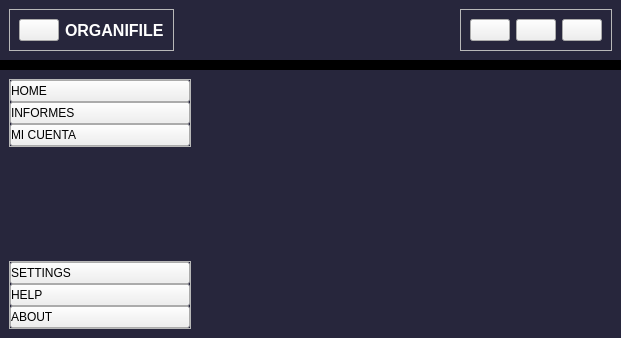
This is code/fer_Ati/menu.ui in Chellus/tp_algoritmos as Qt 5 draws it before an edit. The edited form follows.
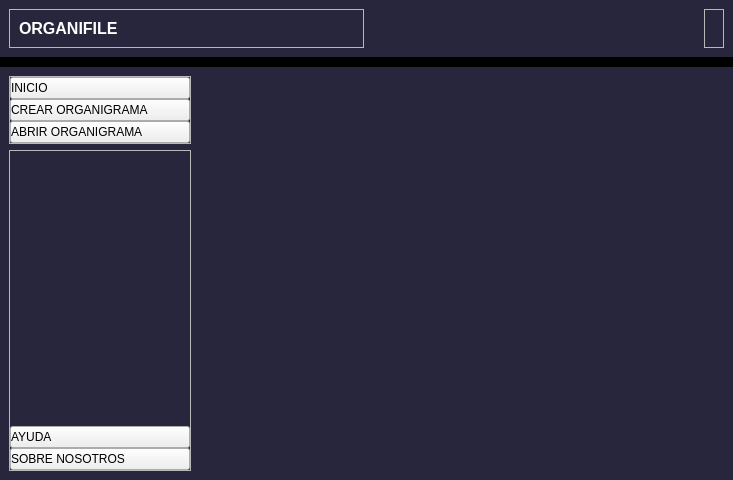
This is the edited form. Icons and pictures are not drawn.

The edit to the form file:
```diff
--- a/code/fer_Ati/menu.ui
+++ b/code/fer_Ati/menu.ui
@@ -6,8 +6,8 @@
    <rect>
     <x>0</x>
     <y>0</y>
-    <width>621</width>
-    <height>338</height>
+    <width>733</width>
+    <height>480</height>
    </rect>
   </property>
   <property name="windowTitle">
@@ -43,7 +43,7 @@
    <item alignment="Qt::AlignTop">
     <widget class="QWidget" name="header" native="true">
      <layout class="QHBoxLayout" name="horizontalLayout">
-      <item alignment="Qt::AlignLeft">
+      <item>
        <widget class="QFrame" name="frame_2">
         <property name="frameShape">
          <enum>QFrame::StyledPanel</enum>
@@ -52,26 +52,6 @@
          <enum>QFrame::Raised</enum>
         </property>
         <layout class="QHBoxLayout" name="horizontalLayout_4">
-         <item alignment="Qt::AlignLeft">
-          <widget class="QPushButton" name="pushButton_4">
-           <property name="cursor">
-            <cursorShape>PointingHandCursor</cursorShape>
-           </property>
-           <property name="text">
-            <string/>
-           </property>
-           <property name="icon">
-            <iconset>
-             <normaloff>../../../../../Downloads/icons8-menú-50.png</normaloff>../../../../../Downloads/icons8-menú-50.png</iconset>
-           </property>
-           <property name="iconSize">
-            <size>
-             <width>24</width>
-             <height>24</height>
-            </size>
-           </property>
-          </widget>
-         </item>
          <item>
           <widget class="QLabel" name="label">
            <property name="font">
@@ -102,50 +82,7 @@
         <property name="frameShadow">
          <enum>QFrame::Raised</enum>
         </property>
-        <layout class="QHBoxLayout" name="horizontalLayout_3">
-         <item>
-          <widget class="QPushButton" name="pushButton_3">
-           <property name="cursor">
-            <cursorShape>PointingHandCursor</cursorShape>
-           </property>
-           <property name="text">
-            <string/>
-           </property>
-           <property name="icon">
-            <iconset>
-             <normaloff>../../../../../Downloads/icons8-ver-archivo-50.png</normaloff>../../../../../Downloads/icons8-ver-archivo-50.png</iconset>
-           </property>
-          </widget>
-         </item>
-         <item>
-          <widget class="QPushButton" name="pushButton_2">
-           <property name="cursor">
-            <cursorShape>PointingHandCursor</cursorShape>
-           </property>
-           <property name="text">
-            <string/>
-           </property>
-           <property name="icon">
-            <iconset>
-             <normaloff>../../../../../Downloads/icons8-campana-100.png</normaloff>../../../../../Downloads/icons8-campana-100.png</iconset>
-           </property>
-          </widget>
-         </item>
-         <item>
-          <widget class="QPushButton" name="pushButton">
-           <property name="cursor">
-            <cursorShape>PointingHandCursor</cursorShape>
-           </property>
-           <property name="text">
-            <string/>
-           </property>
-           <property name="icon">
-            <iconset>
-             <normaloff>../../../../../Downloads/icons8-usuario-50.png</normaloff>../../../../../Downloads/icons8-usuario-50.png</iconset>
-           </property>
-          </widget>
-         </item>
-        </layout>
+        <layout class="QHBoxLayout" name="horizontalLayout_3"/>
        </widget>
       </item>
      </layout>
@@ -231,18 +168,18 @@
                  <property name="cursor">
                   <cursorShape>PointingHandCursor</cursorShape>
                  </property>
+                 <property name="layoutDirection">
+                  <enum>Qt::LeftToRight</enum>
+                 </property>
                  <property name="text">
-                  <string>HOME</string>
+                  <string>INICIO</string>
                  </property>
                 </widget>
                </item>
                <item>
-                <widget class="QPushButton" name="pushButton_6">
-                 <property name="cursor">
-                  <cursorShape>PointingHandCursor</cursorShape>
-                 </property>
+                <widget class="QPushButton" name="pushButton">
                  <property name="text">
-                  <string>INFORMES</string>
+                  <string>CREAR ORGANIGRAMA</string>
                  </property>
                 </widget>
                </item>
@@ -252,26 +189,13 @@
                   <cursorShape>PointingHandCursor</cursorShape>
                  </property>
                  <property name="text">
-                  <string>MI CUENTA</string>
+                  <string>ABRIR ORGANIGRAMA</string>
                  </property>
                 </widget>
                </item>
               </layout>
              </widget>
             </item>
-            <item>
-             <spacer name="verticalSpacer">
-              <property name="orientation">
-               <enum>Qt::Vertical</enum>
-              </property>
-              <property name="sizeHint" stdset="0">
-               <size>
-                <width>20</width>
-                <height>40</height>
-               </size>
-              </property>
-             </spacer>
-            </item>
             <item>
              <widget class="QFrame" name="frame_4">
               <property name="frameShape">
@@ -297,14 +221,17 @@
                 <number>0</number>
                </property>
                <item>
-                <widget class="QPushButton" name="pushButton_8">
-                 <property name="cursor">
-                  <cursorShape>PointingHandCursor</cursorShape>
+                <spacer name="verticalSpacer">
+                 <property name="orientation">
+                  <enum>Qt::Vertical</enum>
                  </property>
-                 <property name="text">
-                  <string>SETTINGS</string>
+                 <property name="sizeHint" stdset="0">
+                  <size>
+                   <width>20</width>
+                   <height>40</height>
+                  </size>
                  </property>
-                </widget>
+                </spacer>
                </item>
                <item>
                 <widget class="QPushButton" name="pushButton_9">
@@ -312,7 +239,7 @@
                   <cursorShape>PointingHandCursor</cursorShape>
                  </property>
                  <property name="text">
-                  <string>HELP</string>
+                  <string>AYUDA</string>
                  </property>
                 </widget>
                </item>
@@ -322,7 +249,7 @@
                   <cursorShape>PointingHandCursor</cursorShape>
                  </property>
                  <property name="text">
-                  <string>ABOUT</string>
+                  <string>SOBRE NOSOTROS</string>
                  </property>
                 </widget>
                </item>
@@ -340,7 +267,7 @@
         <property name="minimumSize">
          <size>
           <width>400</width>
-          <height>0</height>
+          <height>400</height>
          </size>
         </property>
         <layout class="QVBoxLayout" name="verticalLayout_2">
```
Left out of the diff: 7 changed lines with no effect on the pictures.
